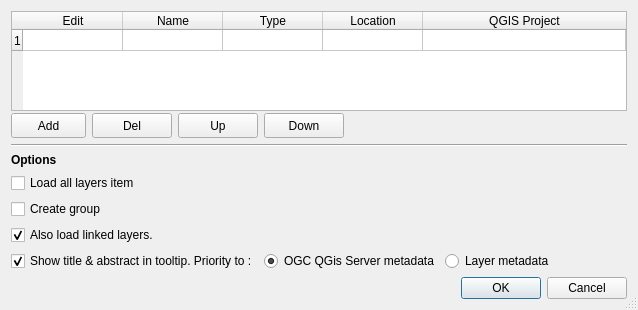
First picture: the form in menu_from_project/ui/conf_dialog.ui, repository xcaeag/MenuFromProject-Qgis-Plugin, before the edit.
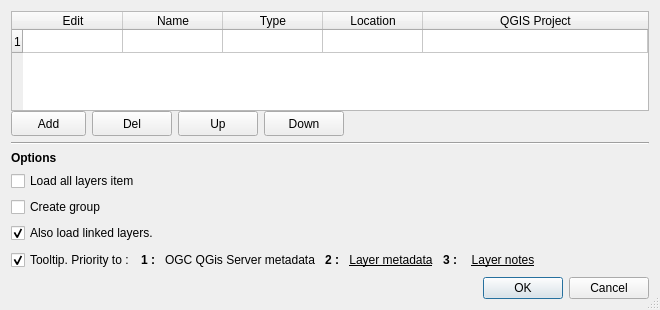
Second picture: the form after the edit. Icons and pictures are not drawn.

Commit message: 2.2.0-beta1 : Layer notes as tooltip

Diff of the .ui file:
```diff
--- a/menu_from_project/ui/conf_dialog.ui
+++ b/menu_from_project/ui/conf_dialog.ui
@@ -9,7 +9,7 @@
    <rect>
     <x>0</x>
     <y>0</y>
-    <width>638</width>
+    <width>660</width>
     <height>310</height>
    </rect>
   </property>
@@ -21,7 +21,7 @@
   </property>
   <property name="minimumSize">
    <size>
-    <width>550</width>
+    <width>660</width>
     <height>310</height>
    </size>
   </property>
@@ -116,7 +116,7 @@
         <bool>true</bool>
        </attribute>
        <attribute name="verticalHeaderDefaultSectionSize">
-        <number>21</number>
+        <number>23</number>
        </attribute>
        <attribute name="verticalHeaderStretchLastSection">
         <bool>false</bool>
@@ -359,7 +359,7 @@
      <item>
       <widget class="QCheckBox" name="cbxShowTooltip">
        <property name="text">
-        <string>Show title &amp;&amp; abstract in tooltip. Priority to :</string>
+        <string>Tooltip. Priority to :</string>
        </property>
        <property name="checked">
         <bool>true</bool>
@@ -370,32 +370,91 @@
       </widget>
      </item>
      <item>
-      <widget class="QRadioButton" name="mdSourceOGC">
-       <property name="sizePolicy">
-        <sizepolicy hsizetype="Minimum" vsizetype="Fixed">
-         <horstretch>0</horstretch>
-         <verstretch>0</verstretch>
-        </sizepolicy>
+      <widget class="QLabel" name="label">
+       <property name="font">
+        <font>
+         <weight>75</weight>
+         <bold>true</bold>
+        </font>
        </property>
+       <property name="text">
+        <string>1 :</string>
+       </property>
+      </widget>
+     </item>
+     <item>
+      <widget class="QPushButton" name="mdSource1">
        <property name="text">
         <string>OGC QGis Server metadata</string>
        </property>
-       <property name="checked">
+       <property name="checkable">
+        <bool>false</bool>
+       </property>
+       <property name="autoDefault">
         <bool>true</bool>
        </property>
+       <property name="default">
+        <bool>false</bool>
+       </property>
+       <property name="flat">
+        <bool>true</bool>
+       </property>
       </widget>
      </item>
      <item>
-      <widget class="QRadioButton" name="mdSourceLayer">
-       <property name="sizePolicy">
-        <sizepolicy hsizetype="Minimum" vsizetype="Fixed">
-         <horstretch>0</horstretch>
-         <verstretch>0</verstretch>
-        </sizepolicy>
+      <widget class="QLabel" name="label_2">
+       <property name="font">
+        <font>
+         <weight>75</weight>
+         <bold>true</bold>
+        </font>
+       </property>
+       <property name="text">
+        <string>2 :</string>
+       </property>
+      </widget>
+     </item>
+     <item>
+      <widget class="QPushButton" name="mdSource2">
+       <property name="font">
+        <font>
+         <underline>true</underline>
+        </font>
        </property>
        <property name="text">
         <string>Layer metadata</string>
        </property>
+       <property name="flat">
+        <bool>true</bool>
+       </property>
+      </widget>
+     </item>
+     <item>
+      <widget class="QLabel" name="label_3">
+       <property name="font">
+        <font>
+         <weight>75</weight>
+         <bold>true</bold>
+        </font>
+       </property>
+       <property name="text">
+        <string>3 :</string>
+       </property>
+      </widget>
+     </item>
+     <item>
+      <widget class="QPushButton" name="mdSource3">
+       <property name="font">
+        <font>
+         <underline>true</underline>
+        </font>
+       </property>
+       <property name="text">
+        <string>Layer notes</string>
+       </property>
+       <property name="flat">
+        <bool>true</bool>
+       </property>
       </widget>
      </item>
      <item>
```
Left out of the diff: 5 changed lines with no effect on the pictures. The commit also changes 7 other files.
